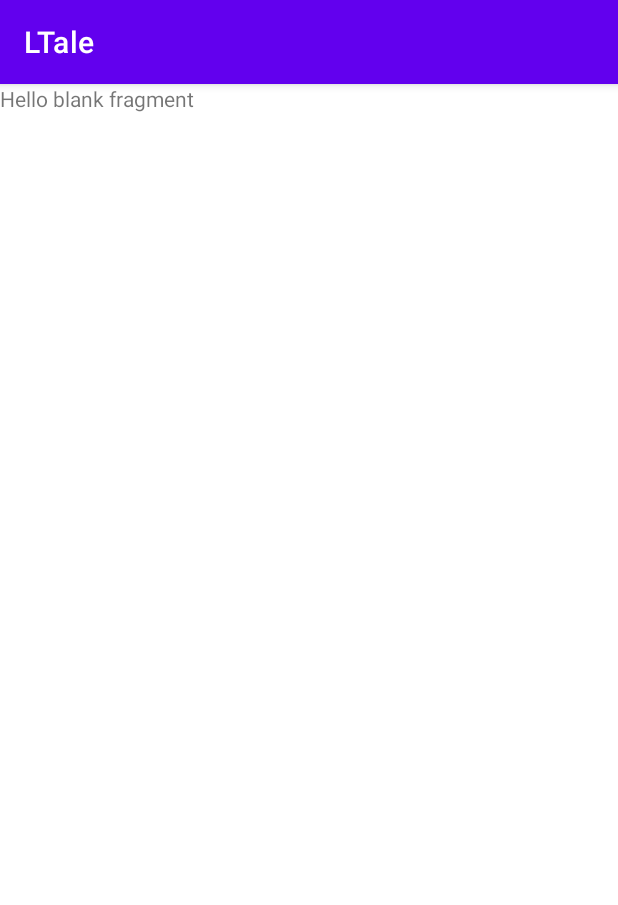
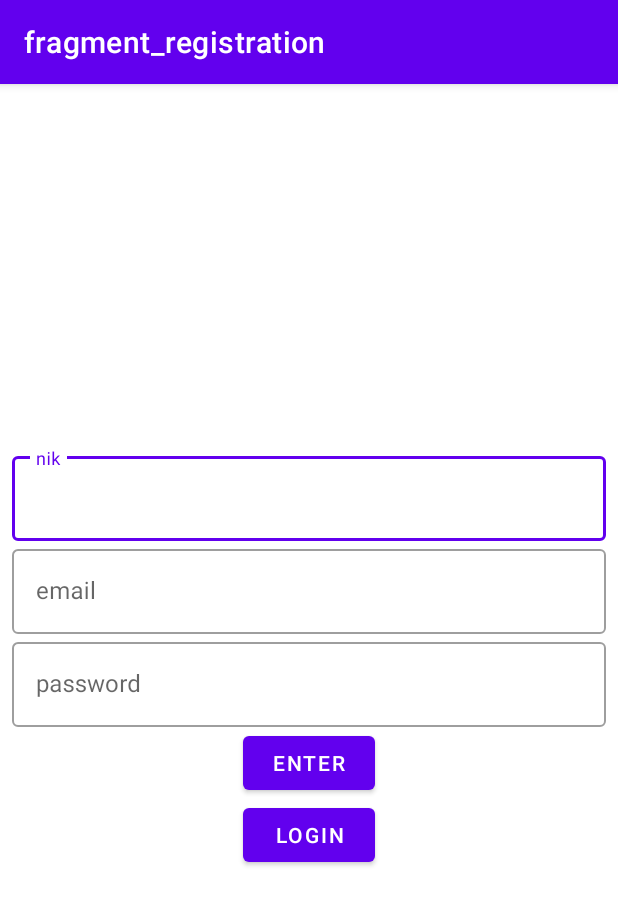
Before and after one commit to vadhub/LTale, an Android app: the screen it shows after launch (MainActivity), on a phone screen of 412 x 824 dp. Shown: the top 905 px of the screen. Run offline under Robolectric (Android 15) with nearby library versions, the phone set to English and light mode, and no system bars; our stand-ins replace navigation-ui.

Commit message:
navigation setup

```diff
--- a/app/build.gradle
+++ b/app/build.gradle
@@ -31,9 +31,9 @@ android {
         jvmTarget = '1.8'
     }
 
-    buildFeatures {
-        viewBinding true
-    }
+//    buildFeatures {
+//        viewBinding true
+//    }
 }
 
 dependencies {
--- a/app/src/main/java/com/vad/ltale/MainActivity.kt
+++ b/app/src/main/java/com/vad/ltale/MainActivity.kt
@@ -2,16 +2,25 @@ package com.vad.ltale
 
 import androidx.appcompat.app.AppCompatActivity
 import android.os.Bundle
+import androidx.navigation.NavController
 import androidx.navigation.fragment.NavHostFragment
+import androidx.navigation.ui.setupActionBarWithNavController
 
 class MainActivity : AppCompatActivity() {
 
-    val navHostFragment =
-        supportFragmentManager.findFragmentById(R.id.nav_host_fragment) as NavHostFragment
-    val navController = navHostFragment.navController
+    private lateinit var navController: NavController
 
     override fun onCreate(savedInstanceState: Bundle?) {
         super.onCreate(savedInstanceState)
         setContentView(R.layout.activity_main)
+
+        val navHostFragment = supportFragmentManager.findFragmentById(R.id.nav_host_fragment) as NavHostFragment
+        navController = navHostFragment.navController
+        setupActionBarWithNavController(navController)
     }
+
+    override fun onSupportNavigateUp(): Boolean {
+        return navController.navigateUp() || super.onSupportNavigateUp()
+    }
+
 }
--- a/app/src/main/java/com/vad/ltale/RegistrationFragment.kt
+++ b/app/src/main/java/com/vad/ltale/RegistrationFragment.kt
@@ -5,6 +5,8 @@ import androidx.fragment.app.Fragment
 import android.view.LayoutInflater
 import android.view.View
 import android.view.ViewGroup
+import android.widget.Button
+import androidx.navigation.findNavController
 
 
 class RegistrationFragment : Fragment() {
@@ -13,7 +15,14 @@ class RegistrationFragment : Fragment() {
         inflater: LayoutInflater, container: ViewGroup?,
         savedInstanceState: Bundle?
     ): View? {
-        // Inflate the layout for this fragment
         return inflater.inflate(R.layout.fragment_registration, container, false)
     }
+
+    override fun onViewCreated(view: View, savedInstanceState: Bundle?) {
+        val buttonRegistration: Button = view.findViewById(R.id.enterRegistrationButton)
+        val buttonLogin: Button = view.findViewById(R.id.loginRegistrationButton)
+
+        buttonRegistration.setOnClickListener { view.findNavController().navigate(R.id.accountFragment) }
+        buttonLogin.setOnClickListener { view.findNavController().navigate(R.id.action_registrationFragment_to_loginFragment) }
+    }
 }
--- a/app/src/main/res/layout/fragment_account.xml
+++ b/app/src/main/res/layout/fragment_account.xml
@@ -1,14 +1,16 @@
 <?xml version="1.0" encoding="utf-8"?>
-<FrameLayout xmlns:android="http://schemas.android.com/apk/res/android"
+<LinearLayout xmlns:android="http://schemas.android.com/apk/res/android"
     xmlns:tools="http://schemas.android.com/tools"
     android:layout_width="match_parent"
     android:layout_height="match_parent"
+    android:gravity="bottom|center_horizontal"
     tools:context=".AccountFragment">
 
-    <!-- TODO: Update blank fragment layout -->
-    <TextView
-        android:layout_width="match_parent"
-        android:layout_height="match_parent"
-        android:text="@string/hello_blank_fragment" />
+    <Button
+        android:id="@+id/createRecordButton"
+        android:layout_width="wrap_content"
+        android:layout_height="wrap_content"
+        android:text="record"
+        />
 
-</FrameLayout>
+</LinearLayout>
--- a/app/src/main/res/layout/fragment_record.xml
+++ b/app/src/main/res/layout/fragment_record.xml
@@ -9,6 +9,6 @@
     <TextView
         android:layout_width="match_parent"
         android:layout_height="match_parent"
-        android:text="@string/hello_blank_fragment" />
+        android:text="record" />
 
 </FrameLayout>
--- a/app/src/main/res/layout/fragment_registration.xml
+++ b/app/src/main/res/layout/fragment_registration.xml
@@ -1,14 +1,61 @@
 <?xml version="1.0" encoding="utf-8"?>
-<FrameLayout xmlns:android="http://schemas.android.com/apk/res/android"
+<LinearLayout xmlns:android="http://schemas.android.com/apk/res/android"
     xmlns:tools="http://schemas.android.com/tools"
     android:layout_width="match_parent"
     android:layout_height="match_parent"
-    tools:context=".RegistrationFragment">
+    tools:context=".RegistrationFragment"
+    android:orientation="vertical"
+    android:gravity="center"
+    android:padding="8dp">
 
-    <!-- TODO: Update blank fragment layout -->
-    <TextView
+    <com.google.android.material.textfield.TextInputLayout
+        style="@style/Widget.MaterialComponents.TextInputLayout.OutlinedBox"
         android:layout_width="match_parent"
-        android:layout_height="match_parent"
-        android:text="@string/hello_blank_fragment" />
+        android:layout_height="wrap_content">
 
-</FrameLayout>
+        <com.google.android.material.textfield.TextInputEditText
+            android:id="@+id/nikEditText"
+            android:layout_width="match_parent"
+            android:layout_height="wrap_content"
+            android:hint="nik" />
+
+    </com.google.android.material.textfield.TextInputLayout>
+
+    <com.google.android.material.textfield.TextInputLayout
+        style="@style/Widget.MaterialComponents.TextInputLayout.OutlinedBox"
+        android:layout_width="match_parent"
+        android:layout_height="wrap_content">
+
+        <com.google.android.material.textfield.TextInputEditText
+            android:id="@+id/emailEditText"
+            android:layout_width="match_parent"
+            android:layout_height="wrap_content"
+            android:inputType="textEmailAddress"
+            android:hint="email" />
+    </com.google.android.material.textfield.TextInputLayout>
+
+    <com.google.android.material.textfield.TextInputLayout
+        style="@style/Widget.MaterialComponents.TextInputLayout.OutlinedBox"
+        android:layout_width="match_parent"
+        android:layout_height="wrap_content">
+
+        <com.google.android.material.textfield.TextInputEditText
+            android:id="@+id/passwordEditText"
+            android:layout_width="match_parent"
+            android:layout_height="wrap_content"
+            android:inputType="textPassword"
+            android:hint="password" />
+    </com.google.android.material.textfield.TextInputLayout>
+
+    <Button
+        android:id="@+id/enterRegistrationButton"
+        android:layout_width="wrap_content"
+        android:layout_height="wrap_content"
+        android:text="enter"/>
+
+    <Button
+        android:id="@+id/loginRegistrationButton"
+        android:layout_width="wrap_content"
+        android:layout_height="wrap_content"
+        android:text="login"/>
+</LinearLayout>
--- a/app/src/main/res/navigation/nav_graph.xml
+++ b/app/src/main/res/navigation/nav_graph.xml
@@ -3,7 +3,7 @@
     xmlns:app="http://schemas.android.com/apk/res-auto"
     xmlns:tools="http://schemas.android.com/tools"
     android:id="@+id/nav_graph"
-    app:startDestination="@id/accountFragment">
+    app:startDestination="@id/registrationFragment">
 
     <fragment
         android:id="@+id/accountFragment"
@@ -19,18 +19,12 @@
         android:name="com.vad.ltale.LoginFragment"
         android:label="fragment_login"
         tools:layout="@layout/fragment_login" >
-        <action
-            android:id="@+id/action_loginFragment_to_accountFragment"
-            app:destination="@id/accountFragment" />
     </fragment>
     <fragment
         android:id="@+id/recordFragment"
         android:name="com.vad.ltale.RecordFragment"
         android:label="fragment_record"
         tools:layout="@layout/fragment_record" >
-        <action
-            android:id="@+id/action_recordFragment_to_accountFragment"
-            app:destination="@id/accountFragment" />
     </fragment>
     <fragment
         android:id="@+id/registrationFragment"
@@ -40,8 +34,5 @@
         <action
             android:id="@+id/action_registrationFragment_to_loginFragment"
             app:destination="@id/loginFragment" />
-        <action
-            android:id="@+id/action_registrationFragment_to_accountFragment"
-            app:destination="@id/accountFragment" />
     </fragment>
 </navigation>
```
Also changed, not shown: app/src/main/java/com/vad/ltale/AccountFragment.kt (+7 -1 lines), app/src/main/java/com/vad/ltale/LoginFragment.kt (+7 -1 lines), app/src/main/res/layout/fragment_login.xml (+36 -7 lines).
